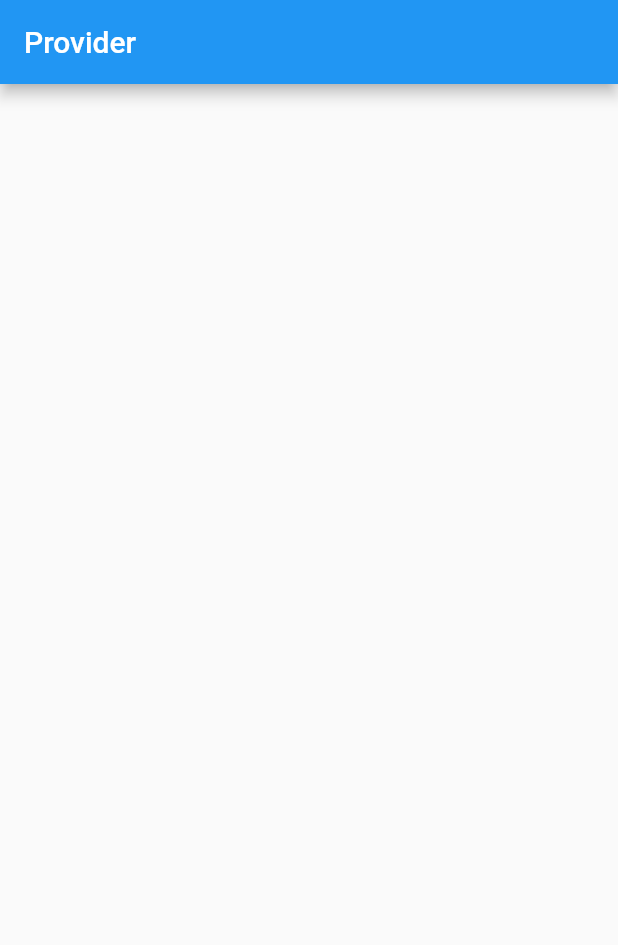
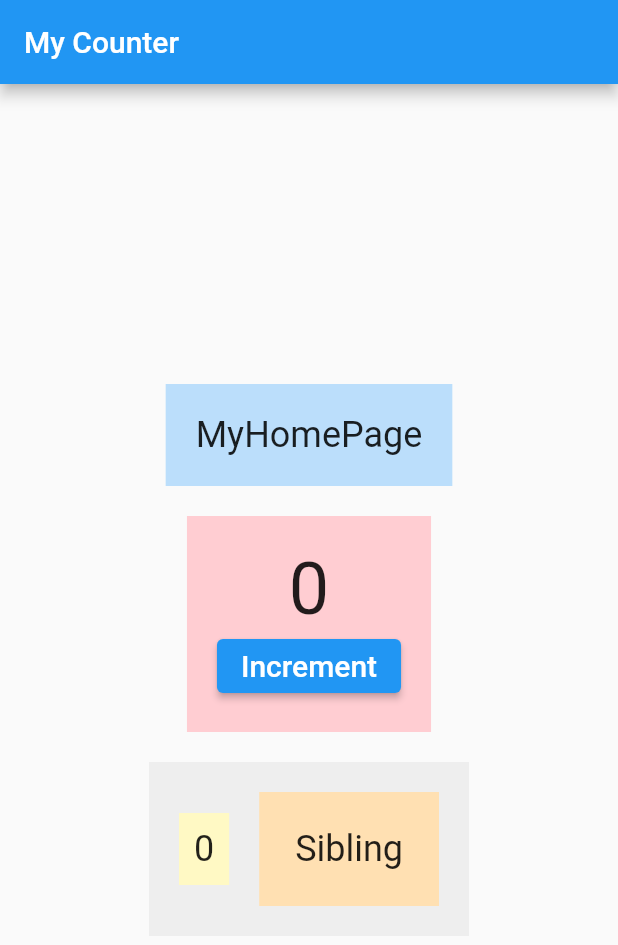
Before and after one commit to md-siam/provider_tutorial, a Flutter app: the screen it shows after launch, on a phone screen of 412 x 824 dp. Shown: the top 945 px of the screen. Run offline on Flutter 3.47's test engine with Material 2 defaults, Android fonts, the phone set to English and light mode, and no system bars.

Commit message:
provider_overview

```diff
--- /dev/null
+++ b/lib/0_provider_overview/counter.dart
@@ -0,0 +1,157 @@
+import 'package:flutter/material.dart';
+
+class MyCounterApp extends StatelessWidget {
+  const MyCounterApp({Key? key}) : super(key: key);
+
+  @override
+  Widget build(BuildContext context) {
+    return MaterialApp(
+      title: 'Counter',
+      debugShowCheckedModeBanner: false,
+      theme: ThemeData(primaryColor: Colors.blue),
+      home: const MyHomePage(),
+    );
+  }
+}
+
+class MyHomePage extends StatefulWidget {
+  const MyHomePage({Key? key}) : super(key: key);
+
+  @override
+  State<MyHomePage> createState() => _MyHomePageState();
+}
+
+class _MyHomePageState extends State<MyHomePage> {
+  int counter = 0;
+
+  void increment() {
+    setState(() {
+      counter++;
+    });
+  }
+
+  @override
+  Widget build(BuildContext context) {
+    return Scaffold(
+      appBar: AppBar(title: const Text('My Counter')),
+      body: Center(
+        child: Column(
+          mainAxisAlignment: MainAxisAlignment.center,
+          children: [
+            Container(
+              color: Colors.blue[100],
+              padding: const EdgeInsets.all(20.0),
+              child: const Text(
+                'MyHomePage',
+                style: TextStyle(fontSize: 24.0),
+              ),
+            ),
+            const SizedBox(height: 20.0),
+            CounterA(
+              counter: counter,
+              increment: increment,
+            ),
+            const SizedBox(height: 20.0),
+            Middle(
+              counter: counter,
+            ),
+          ],
+        ),
+      ),
+    );
+  }
+}
+
+class CounterA extends StatelessWidget {
+  final int counter;
+  final void Function() increment;
+  const CounterA({
+    Key? key,
+    required this.counter,
+    required this.increment,
+  }) : super(key: key);
+
+  @override
+  Widget build(BuildContext context) {
+    return Container(
+      color: Colors.red[100],
+      padding: const EdgeInsets.all(20.0),
+      child: Column(
+        children: [
+          Text(
+            '$counter',
+            style: const TextStyle(fontSize: 48.0),
+          ),
+          ElevatedButton(
+            onPressed: increment,
+            child: const Text(
+              'Increment',
+              style: TextStyle(fontSize: 20.0),
+            ),
+          ),
+        ],
+      ),
+    );
+  }
+}
+
+class Middle extends StatelessWidget {
+  final int counter;
+  const Middle({
+    Key? key,
+    required this.counter,
+  }) : super(key: key);
+
+  @override
+  Widget build(BuildContext context) {
+    return Container(
+      color: Colors.grey[200],
+      padding: const EdgeInsets.all(20.0),
+      child: Row(
+        mainAxisAlignment: MainAxisAlignment.center,
+        mainAxisSize: MainAxisSize.min,
+        children: [
+          CounterB(counter: counter),
+          const SizedBox(width: 20.0),
+          const Sibling(),
+        ],
+      ),
+    );
+  }
+}
+
+class CounterB extends StatelessWidget {
+  final int counter;
+  const CounterB({
+    Key? key,
+    required this.counter,
+  }) : super(key: key);
+
+  @override
+  Widget build(BuildContext context) {
+    return Container(
+      color: Colors.yellow[100],
+      padding: const EdgeInsets.all(10.0),
+      child: Text(
+        '$counter',
+        style: TextStyle(fontSize: 24.0),
+      ),
+    );
+  }
+}
+
+class Sibling extends StatelessWidget {
+  const Sibling({Key? key}) : super(key: key);
+
+  @override
+  Widget build(BuildContext context) {
+    return Container(
+      color: Colors.orange[100],
+      padding: const EdgeInsets.all(24.0),
+      child: const Text(
+        'Sibling',
+        style: TextStyle(fontSize: 24.0),
+      ),
+    );
+  }
+}
--- a/lib/views/home_page.dart
+++ b/lib/1_todo_app/views/home_page.dart
@@ -6,7 +6,7 @@ class HomePage extends StatelessWidget {
   @override
   Widget build(BuildContext context) {
     return Scaffold(
-      appBar: AppBar(title: const Text('Provider')),
+      appBar: AppBar(title: const Text('TODO App')),
     );
   }
 }
--- a/lib/main.dart
+++ b/lib/main.dart
@@ -1,9 +1,8 @@
 import 'package:flutter/material.dart';
-import 'package:provider_tutorial/views/home_page.dart';
+import '0_provider_overview/counter.dart';
+import '1_todo_app/views/home_page.dart';
 
-void main() {
-  runApp(const MyApp());
-}
+void main() => runApp(const MyApp());
 
 class MyApp extends StatelessWidget {
   const MyApp({Key? key}) : super(key: key);
@@ -16,7 +15,8 @@ class MyApp extends StatelessWidget {
       theme: ThemeData(
         primarySwatch: Colors.blue,
       ),
-      home: const HomePage(),
+      home: const MyCounterApp(),
+      //home: const HomePage(),
     );
   }
 }
--- a/pubspec.yaml
+++ b/pubspec.yaml
@@ -34,6 +34,7 @@ dependencies:
   # Use with the CupertinoIcons class for iOS style icons.
   cupertino_icons: ^1.0.2
   provider: ^6.0.2
+  equatable: ^2.0.3
 
 dev_dependencies:
   flutter_test:
```
Also changed, not shown: lib/0_provider_overview/widget_tree.png (added), lib/1_todo_app/providers/drovider.dart (added), pubspec.lock, 3 other files.
